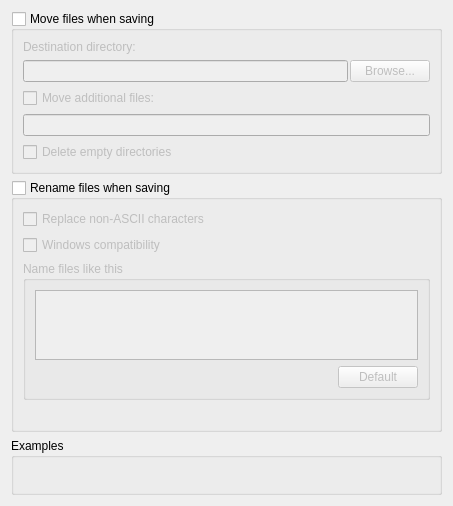
Above: ui/options_renaming.ui from metabrainz/picard before the change. Below: the same form after it.
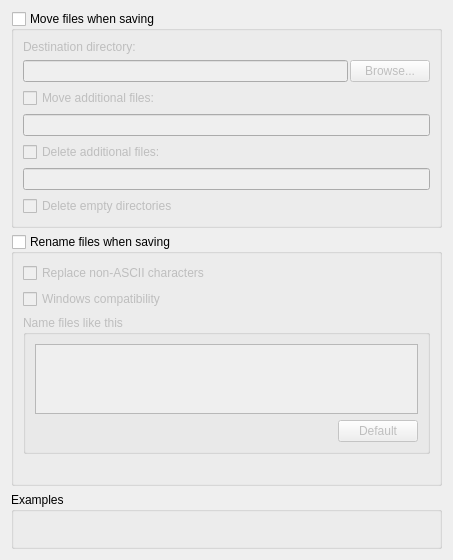
That is the form after the change.

Commit message: Added UI to delete additonal files, now working on new implementation.

What changed in the file:
```diff
--- a/ui/options_renaming.ui
+++ b/ui/options_renaming.ui
@@ -83,6 +83,27 @@
         </property>
        </widget>
       </item>
+
+
+      <item>
+        <widget class="QCheckBox" name="delete_additional_files">
+         <property name="enabled">
+          <bool>false</bool>
+         </property>
+         <property name="text">
+          <string>Delete additional files:</string>
+         </property>
+        </widget>
+      </item>
+
+      <item>
+       <widget class="QLineEdit" name="delete_additional_files_pattern">
+        <property name="enabled">
+         <bool>false</bool>
+        </property>
+       </widget>
+      </item>
+
       <item>
        <widget class="QCheckBox" name="delete_empty_dirs">
         <property name="enabled">
```
Left out of the diff: 1 changed line with no effect on the pictures. The commit also changes 3 other files.
